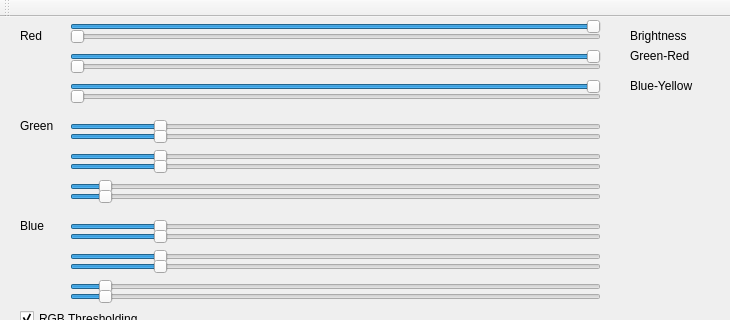
First picture: the form in mainwindow.ui, repository Classic-Daniel/CalibrationBallDetection, before the edit; both pictures show x 0 to 730 and y 0 to 320 of the 730 by 583 pixel window.
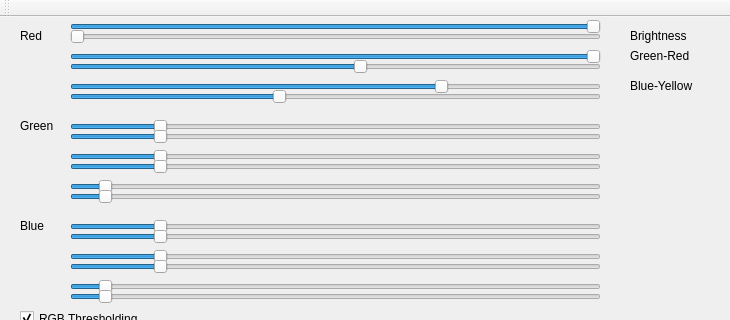
Second picture: the form after the edit. Custom widgets are drawn as their Qt base class.

What changed in the file:
```diff
--- a/mainwindow.ui
+++ b/mainwindow.ui
@@ -316,7 +316,7 @@
      <number>255</number>
     </property>
     <property name="value">
-     <number>255</number>
+     <number>180</number>
     </property>
     <property name="orientation">
      <enum>Qt::Horizontal</enum>
@@ -490,7 +490,7 @@
      <number>255</number>
     </property>
     <property name="value">
-     <number>0</number>
+     <number>140</number>
     </property>
     <property name="orientation">
      <enum>Qt::Horizontal</enum>
@@ -512,7 +512,7 @@
      <number>255</number>
     </property>
     <property name="value">
-     <number>0</number>
+     <number>100</number>
     </property>
     <property name="orientation">
      <enum>Qt::Horizontal</enum>
```
